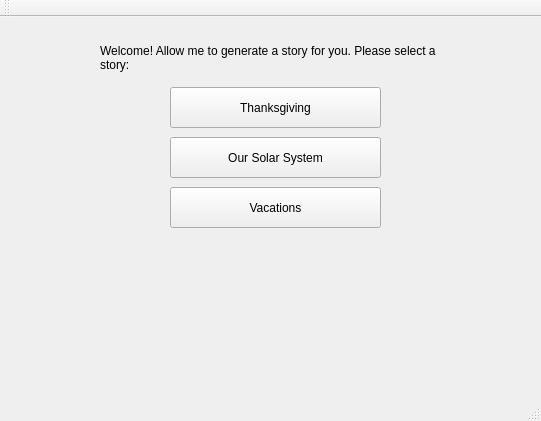
jacquelinennguyen/pic10c_final_project, file mad_libs_ui/madlibs.ui: the form before one commit.
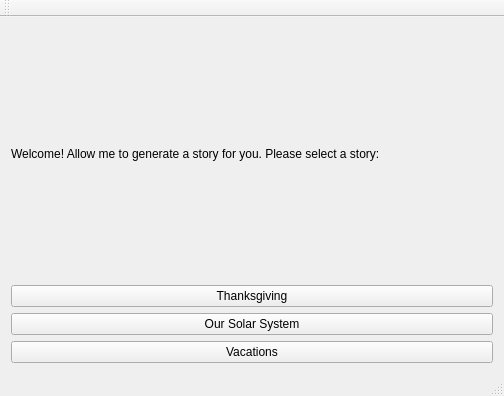
The form after the commit.

Commit message: Made UI so things would expand/shrink when changing size of window

What changed in the file:
```diff
--- a/mad_libs_ui/madlibs.ui
+++ b/mad_libs_ui/madlibs.ui
@@ -6,23 +6,17 @@
    <rect>
     <x>0</x>
     <y>0</y>
-    <width>541</width>
-    <height>421</height>
+    <width>504</width>
+    <height>396</height>
    </rect>
   </property>
   <property name="windowTitle">
    <string>MadLibs</string>
   </property>
   <widget class="QWidget" name="centralWidget">
+   <layout class="QVBoxLayout" name="verticalLayout">
+    <item>
    <widget class="QLabel" name="Welcome">
-    <property name="geometry">
-     <rect>
-      <x>100</x>
-      <y>20</y>
-      <width>341</width>
-      <height>41</height>
-     </rect>
-    </property>
     <property name="text">
      <string>Welcome! Allow me to generate a story for you. Please select a story:</string>
     </property>
@@ -33,45 +27,29 @@
      <bool>true</bool>
     </property>
    </widget>
+    </item>
+    <item>
    <widget class="QPushButton" name="Story_1">
-    <property name="geometry">
-     <rect>
-      <x>170</x>
-      <y>70</y>
-      <width>211</width>
-      <height>41</height>
-     </rect>
-    </property>
     <property name="text">
      <string>Thanksgiving</string>
     </property>
    </widget>
+    </item>
+    <item>
    <widget class="QPushButton" name="Story_2">
-    <property name="geometry">
-     <rect>
-      <x>170</x>
-      <y>120</y>
-      <width>211</width>
-      <height>41</height>
-     </rect>
-    </property>
     <property name="text">
      <string>Our Solar System</string>
     </property>
    </widget>
+    </item>
+    <item>
    <widget class="QPushButton" name="Story_3">
-    <property name="geometry">
-     <rect>
-      <x>170</x>
-      <y>170</y>
-      <width>211</width>
-      <height>41</height>
-     </rect>
-    </property>
     <property name="text">
      <string>Vacations</string>
     </property>
    </widget>
+    </item>
+   </layout>
   </widget>
   <widget class="QMenuBar" name="menuBar">
    <property name="geometry">
```
Left out of the diff: 2 changed lines with no effect on the pictures. Lines whose indentation alone changed are shown as unchanged. The commit also changes 2 other files.
